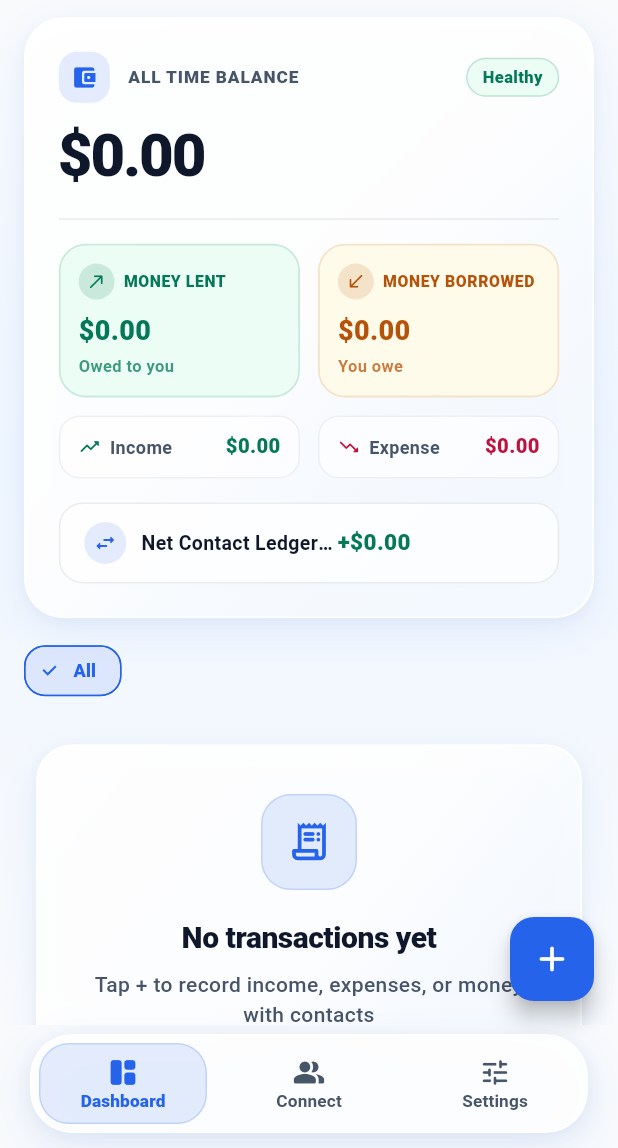
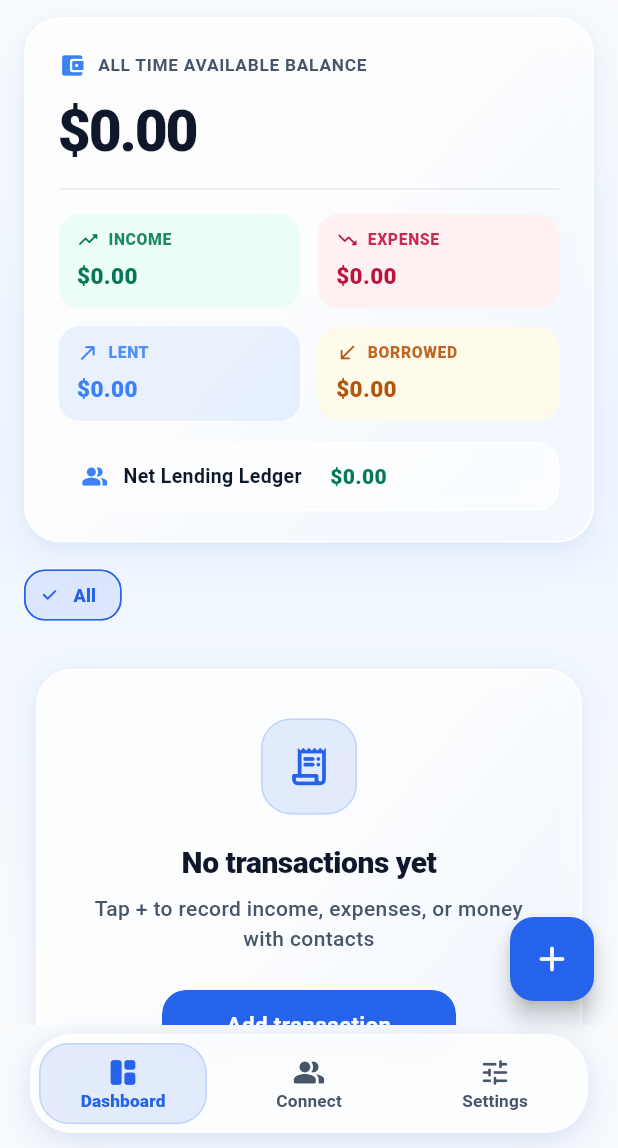
Before and after one commit to PranjalPatel45/LenDen, a Flutter app: the HomeScreen screen opened directly, on a phone screen of 412 x 824 dp, the part 88-1236 px from its top. Run offline on Flutter 3.47's test engine with Material 3 defaults, Android fonts, the phone set to English and light mode, and no system bars; our stand-ins replace flutter_contacts, flutter_secure_storage, hive, hive_flutter, local_auth; accounts and stored records are empty.

Commit message:
correct ui.

```diff
--- a/lib/screen/form_screen.dart
+++ b/lib/screen/form_screen.dart
@@ -19,7 +19,7 @@
     super.key,
     this.prefillContactName,
     this.prefillPhoneNumber,
-    this.allowedTypes = TransactionType.contactTypes,
+    this.allowedTypes = TransactionType.cashFlowTypes,
     this.title = 'Add Transaction',
     this.settingsRepository = const SettingsRepository(),
   });
@@ -61,7 +61,9 @@
   }
 
   void _setDefaultType() {
-    _selectedType = widget.allowedTypes.first;
+    _selectedType = widget.allowedTypes.contains(TransactionType.expense)
+        ? TransactionType.expense
+        : widget.allowedTypes.first;
   }
 
   @override
--- a/lib/screen/home_screen.dart
+++ b/lib/screen/home_screen.dart
@@ -117,7 +117,7 @@
       context,
       AppTransitions.slideUp<Expense>(
         page: AddTodoScreen(
-          allowedTypes: allowedTypes ?? TransactionType.all,
+          allowedTypes: allowedTypes ?? TransactionType.cashFlowTypes,
           title: title ?? 'Add Transaction',
           settingsRepository: widget.settingsRepository,
         ),
--- a/lib/widget/expense_summary_card.dart
+++ b/lib/widget/expense_summary_card.dart
@@ -5,7 +5,6 @@
 import '../utils/app_design.dart';
 import '../utils/app_motion.dart';
 
-/// Centerpiece Light Liquid-Glass Financial Summary Dashboard Header
 class ExpenseSummaryCard extends StatelessWidget {
   final double totalBalance;
   final double netLending;
@@ -31,36 +30,27 @@
   @override
   Widget build(BuildContext context) {
     final heading = periodLabel == 'This Month'
-        ? "AVAILABLE BALANCE"
-        : "${periodLabel.toUpperCase()} BALANCE";
+        ? "THIS MONTH'S AVAILABLE BALANCE"
+        : '${periodLabel.toUpperCase()} AVAILABLE BALANCE';
 
     return RepaintBoundary(
       child: EntranceMotion(
         child: Container(
           margin: const EdgeInsets.fromLTRB(16, 14, 16, 10),
           child: GlassCard(
-            radius: 26,
-            glassColor: AppColors.white.withValues(alpha: 0.90),
-            padding: const EdgeInsets.fromLTRB(22, 22, 22, 22),
+            radius: 24,
+            padding: const EdgeInsets.fromLTRB(22, 22, 22, 20),
             child: Column(
               crossAxisAlignment: CrossAxisAlignment.start,
               children: [
-                // Header row
                 Row(
                   children: [
-                    Container(
-                      padding: const EdgeInsets.all(8),
-                      decoration: BoxDecoration(
-                        color: AppColors.primary.withValues(alpha: 0.12),
-                        borderRadius: BorderRadius.circular(12),
-                      ),
-                      child: const Icon(
+                    const Icon(
                       Icons.account_balance_wallet_rounded,
                       size: 18,
-                        color: AppColors.primary,
+                      color: AppColors.highlight,
                     ),
-                    ),
-                    const SizedBox(width: AppSpacing.sm),
+                    const SizedBox(width: AppSpacing.xs),
                     Expanded(
                       child: Text(
                         heading,
@@ -68,44 +58,15 @@
                         overflow: TextOverflow.ellipsis,
                         style: const TextStyle(
                           fontSize: 11.5,
-                          fontWeight: FontWeight.w800,
+                          fontWeight: FontWeight.w700,
                           color: AppColors.secondaryText,
-                          letterSpacing: 0.6,
-                        ),
-                      ),
-                    ),
-                    Container(
-                      padding: const EdgeInsets.symmetric(
-                        horizontal: 10,
-                        vertical: 4,
-                      ),
-                      decoration: BoxDecoration(
-                        color: totalBalance >= 0
-                            ? AppColors.lendColorLight
-                            : AppColors.borrowColorLight,
-                        borderRadius: BorderRadius.circular(20),
-                        border: Border.all(
-                          color: totalBalance >= 0
-                              ? AppColors.lendColorDark.withValues(alpha: 0.2)
-                              : AppColors.borrowColorDark.withValues(alpha: 0.2),
-                        ),
-                      ),
-                      child: Text(
-                        totalBalance >= 0 ? 'Healthy' : 'Deficit',
-                        style: TextStyle(
-                          fontSize: 11,
-                          fontWeight: FontWeight.w800,
-                          color: totalBalance >= 0
-                              ? AppColors.lendColorDark
-                              : AppColors.borrowColorDark,
+                          letterSpacing: 0.5,
                         ),
                       ),
                     ),
                   ],
                 ),
                 const SizedBox(height: 14),
-
-                // Hero Available Balance Display
                 Semantics(
                   label: '$periodLabel balance',
                   value: formatCurrency(totalBalance, currencySymbol),
@@ -116,11 +77,10 @@
                       totalBalance < 0
                           ? '-${formatCurrency(totalBalance.abs(), currencySymbol)}'
                           : formatCurrency(totalBalance, currencySymbol),
-                      style:
-                          Theme.of(context).textTheme.headlineLarge?.copyWith(
-                                fontSize: 40,
+                      style: Theme.of(context).textTheme.headlineLarge
+                          ?.copyWith(
+                            fontSize: 38,
                             fontWeight: FontWeight.w800,
-                                letterSpacing: -1.4,
                             color: totalBalance > 0
                                 ? AppColors.lendColorDark
                                 : totalBalance < 0
@@ -130,100 +90,89 @@
                     ),
                   ),
                 ),
-                const SizedBox(height: 20),
+                const SizedBox(height: 18),
                 Divider(color: AppColors.primaryText.withValues(alpha: 0.08)),
                 const SizedBox(height: 16),
-
-                // Primary Split: MONEY LENT vs MONEY BORROWED
+                Column(
+                  children: [
                     Row(
+                      crossAxisAlignment: CrossAxisAlignment.start,
                       children: [
                         Expanded(
-                      child: _buildSplitCard(
-                        context: context,
-                        title: 'MONEY LENT',
-                        subtitle: 'Owed to you',
-                        amount: totalLent,
-                        color: AppColors.lendColorDark,
-                        bgTint: AppColors.lendColorLight,
-                        borderColor:
-                            AppColors.lendColorDark.withValues(alpha: 0.15),
-                        icon: Icons.north_east_rounded,
+                          child: _buildSummaryItem(
+                            context,
+                            'Income',
+                            totalIncome,
+                            AppColors.lendColorDark,
+                            AppColors.lendColorLight,
+                            Icons.trending_up_rounded,
                           ),
                         ),
                         const SizedBox(width: 12),
                         Expanded(
-                      child: _buildSplitCard(
-                        context: context,
-                        title: 'MONEY BORROWED',
-                        subtitle: 'You owe',
-                        amount: totalBorrowed,
-                        color: AppColors.borrowedColorDark,
-                        bgTint: AppColors.borrowedColorLight,
-                        borderColor: AppColors.borrowedColorDark
-                            .withValues(alpha: 0.15),
-                        icon: Icons.south_west_rounded,
+                          child: _buildSummaryItem(
+                            context,
+                            'Expense',
+                            totalExpense,
+                            AppColors.borrowColorDark,
+                            AppColors.borrowColorLight,
+                            Icons.trending_down_rounded,
                           ),
                         ),
                       ],
                     ),
                     const SizedBox(height: 12),
-
-                // Secondary Split: Cash Flow (Income vs Expense)
                     Row(
+                      crossAxisAlignment: CrossAxisAlignment.start,
                       children: [
                         Expanded(
-                      child: _buildCashFlowRow(
-                        title: 'Income',
-                        amount: totalIncome,
-                        color: AppColors.lendColorDark,
-                        icon: Icons.trending_up_rounded,
+                          child: _buildSummaryItem(
+                            context,
+                            'Lent',
+                            totalLent,
+                            AppColors.highlight,
+                            AppColors.highlight.withValues(alpha: 0.10),
+                            Icons.north_east_rounded,
                           ),
                         ),
                         const SizedBox(width: 12),
                         Expanded(
-                      child: _buildCashFlowRow(
-                        title: 'Expense',
-                        amount: totalExpense,
-                        color: AppColors.borrowColorDark,
-                        icon: Icons.trending_down_rounded,
+                          child: _buildSummaryItem(
+                            context,
+                            'Borrowed',
+                            totalBorrowed,
+                            AppColors.borrowedColorDark,
+                            AppColors.borrowedColorLight,
+                            Icons.south_west_rounded,
                           ),
                         ),
                       ],
                     ),
-                const SizedBox(height: 16),
-
-                // Net Lending Ledger Banner
+                  ],
+                ),
+                const SizedBox(height: 14),
                 Container(
                   width: double.infinity,
                   padding: const EdgeInsets.symmetric(
-                    horizontal: 16,
+                    horizontal: 14,
                     vertical: 12,
                   ),
                   decoration: BoxDecoration(
-                    color: AppColors.white.withValues(alpha: 0.75),
+                    color: AppColors.white.withValues(alpha: 0.65),
                     borderRadius: BorderRadius.circular(16),
-                    border: Border.all(
-                      color: AppColors.primaryText.withValues(alpha: 0.08),
-                    ),
+                    border: Border.all(color: AppColors.glassCardBorder),
                   ),
                   child: Row(
                     children: [
-                      Container(
-                        padding: const EdgeInsets.all(6),
-                        decoration: BoxDecoration(
-                          color: AppColors.primary.withValues(alpha: 0.12),
-                          shape: BoxShape.circle,
-                        ),
-                        child: const Icon(
-                          Icons.swap_horiz_rounded,
-                          size: 16,
-                          color: AppColors.primary,
-                        ),
+                      const Icon(
+                        Icons.people_alt_rounded,
+                        size: 18,
+                        color: AppColors.highlight,
                       ),
                       const SizedBox(width: 10),
                       Expanded(
                         child: Text(
-                          'Net Contact Ledger Balance',
+                          'Net Lending Ledger',
                           maxLines: 1,
                           overflow: TextOverflow.ellipsis,
                           style: const TextStyle(
@@ -238,9 +187,9 @@
                           fit: BoxFit.scaleDown,
                           alignment: AlignmentDirectional.centerEnd,
                           child: Text(
-                            '${netLending >= 0 ? '+' : '-'}${formatCurrency(netLending.abs(), currencySymbol)}',
+                            formatCurrency(netLending.abs(), currencySymbol),
                             style: TextStyle(
-                              fontSize: 15,
+                              fontSize: 14,
                               color: netLending >= 0
                                   ? AppColors.lendColorDark
                                   : AppColors.borrowedColorDark,
@@ -260,114 +209,50 @@
     );
   }
 
-  Widget _buildSplitCard({
-    required BuildContext context,
-    required String title,
-    required String subtitle,
-    required double amount,
-    required Color color,
-    required Color bgTint,
-    required Color borderColor,
-    required IconData icon,
-  }) {
+  Widget _buildSummaryItem(
+    BuildContext context,
+    String title,
+    double amount,
+    Color color,
+    Color bgTint,
+    IconData icon,
+  ) {
     return Container(
-      padding: const EdgeInsets.all(12),
+      padding: const EdgeInsets.symmetric(horizontal: 12, vertical: 10),
       decoration: BoxDecoration(
         color: bgTint,
-        borderRadius: BorderRadius.circular(18),
-        border: Border.all(color: borderColor, width: 1.2),
+        borderRadius: BorderRadius.circular(14),
       ),
       child: Column(
         crossAxisAlignment: CrossAxisAlignment.start,
         children: [
           Row(
             children: [
-              Container(
-                padding: const EdgeInsets.all(5),
-                decoration: BoxDecoration(
-                  color: color.withValues(alpha: 0.15),
-                  shape: BoxShape.circle,
-                ),
-                child: Icon(icon, size: 14, color: color),
-              ),
+              Icon(icon, size: 15, color: color),
               const SizedBox(width: 6),
               Expanded(
                 child: Text(
-                  title,
+                  title.toUpperCase(),
                   maxLines: 1,
                   overflow: TextOverflow.ellipsis,
                   style: TextStyle(
                     fontSize: 10.5,
                     fontWeight: FontWeight.w800,
-                    color: color,
+                    color: color.withValues(alpha: 0.88),
                     letterSpacing: 0.4,
                   ),
                 ),
               ),
             ],
           ),
-          const SizedBox(height: 8),
+          const SizedBox(height: 6),
           FittedBox(
             fit: BoxFit.scaleDown,
             alignment: Alignment.centerLeft,
             child: Text(
               formatCurrency(amount, currencySymbol),
               style: TextStyle(
-                fontSize: 18,
-                fontWeight: FontWeight.w800,
-                color: color,
-              ),
-            ),
-          ),
-          const SizedBox(height: 2),
-          Text(
-            subtitle,
-            style: TextStyle(
-              fontSize: 11,
-              fontWeight: FontWeight.w600,
-              color: color.withValues(alpha: 0.75),
-            ),
-          ),
-        ],
-      ),
-    );
-  }
-
-  Widget _buildCashFlowRow({
-    required String title,
-    required double amount,
-    required Color color,
-    required IconData icon,
-  }) {
-    return Container(
-      padding: const EdgeInsets.symmetric(horizontal: 12, vertical: 10),
-      decoration: BoxDecoration(
-        color: AppColors.white.withValues(alpha: 0.60),
-        borderRadius: BorderRadius.circular(14),
-        border: Border.all(
-          color: AppColors.primaryText.withValues(alpha: 0.06),
-        ),
-      ),
-      child: Row(
-        children: [
-          Icon(icon, size: 15, color: color),
-          const SizedBox(width: 6),
-          Text(
-            title,
-            style: const TextStyle(
-              fontSize: 12,
-              fontWeight: FontWeight.w700,
-              color: AppColors.secondaryText,
-            ),
-          ),
-          const Spacer(),
-          FittedBox(
-            fit: BoxFit.scaleDown,
-            alignment: Alignment.centerRight,
-            child: Text(
-              formatCurrency(amount, currencySymbol),
-              style: TextStyle(
-                fontSize: 13.5,
+                fontSize: 15,
                 fontWeight: FontWeight.w800,
                 color: color,
               ),
--- a/lib/widget/expense_type_field.dart
+++ b/lib/widget/expense_type_field.dart
@@ -12,7 +12,7 @@
     required this.selectedType,
     required this.onChanged,
     this.fieldLabel = 'Transaction Type',
-    this.types = const ['Income', 'Expense', 'Lent', 'Borrowed'],
+    this.types = TransactionType.cashFlowTypes,
     this.itemTextColor = AppColors.primaryText,
   });
 
```
Also changed, not shown: 3 other files. Lines whose indentation alone changed are shown as unchanged.
